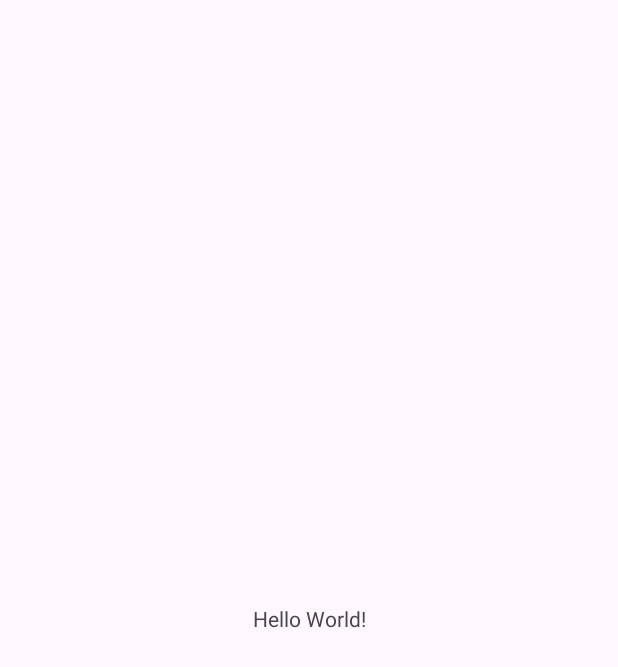
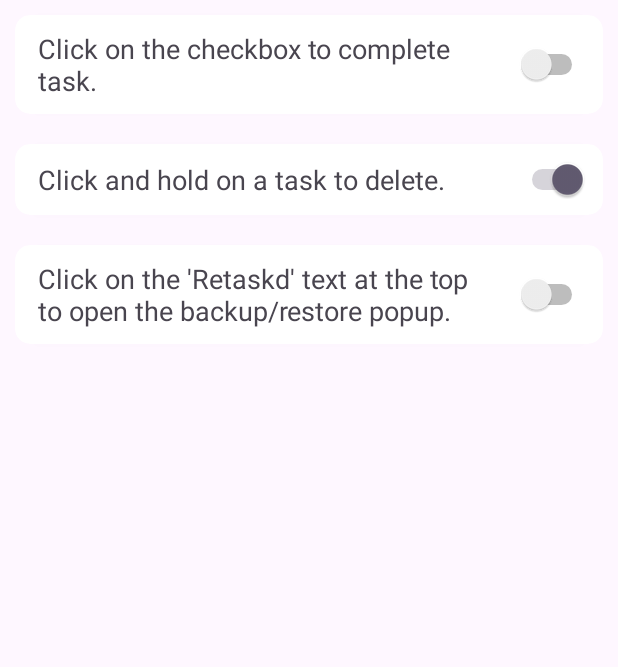
Before and after one commit to JulienToumieh/notifly, an Android app: the MainActivity screen opened directly, with no data from a screen before it, on a phone screen of 412 x 824 dp. Before the commit the part shown is almost empty. Shown: the top 667 px of the screen. Run offline under Robolectric (Android 15) with nearby library versions, the phone set to English and light mode, and no system bars.

Commit message:
Added component and recyclerview for rules + improvements

```diff
--- a/app/src/main/java/com/thatonedev/notifly/MainActivity.kt
+++ b/app/src/main/java/com/thatonedev/notifly/MainActivity.kt
@@ -1,16 +1,24 @@
 package com.thatonedev.notifly
 
+import android.app.NotificationManager
 import android.content.Context
 import android.content.Intent
 import android.net.Uri
 import android.os.Build
 import android.os.Bundle
+import android.os.PowerManager
 import android.provider.Settings
+import android.widget.Button
 import androidx.activity.enableEdgeToEdge
 import androidx.appcompat.app.AppCompatActivity
 import androidx.core.view.ViewCompat
 import androidx.core.view.WindowInsetsCompat
+import androidx.recyclerview.widget.LinearLayoutManager
+import androidx.recyclerview.widget.RecyclerView
 import com.thatonedev.notifly.activities.PermissionActivity
+import com.thatonedev.notifly.components.RuleComponent
+import org.json.JSONArray
+import org.json.JSONObject
 
 class MainActivity : AppCompatActivity() {
     override fun onCreate(savedInstanceState: Bundle?) {
@@ -23,8 +31,42 @@ class MainActivity : AppCompatActivity() {
             insets
         }
 
-        startActivity(Intent(Intent(this, PermissionActivity::class.java)))
+        val powerManager = getSystemService(Context.POWER_SERVICE) as PowerManager
+        val isIgnoringBatteryOptimizations = powerManager.isIgnoringBatteryOptimizations(packageName)
+        val notificationManager = getSystemService(Context.NOTIFICATION_SERVICE) as NotificationManager
+        val isNotificationListenerEnabled = notificationManager.isNotificationPolicyAccessGranted
 
+        if (!isIgnoringBatteryOptimizations or !isNotificationListenerEnabled) {
+            startActivity(Intent(Intent(this, PermissionActivity::class.java)))
+        }
+
+
+        val task1 = JSONObject().apply {
+            put("name", "Click on the checkbox to complete task.")
+            put("active", false)
+        }
+
+        val task2 = JSONObject().apply {
+            put("name", "Click and hold on a task to delete.")
+            put("active", true)
+        }
+        val task3 = JSONObject().apply {
+            put("name", "Click on the 'Retaskd' text at the top to open the backup/restore popup.")
+            put("active", false)
+        }
+
+
+        val ruleArray = JSONArray().apply {
+            put(task1)
+            put(task2)
+            put(task3)
+        }
+
+        val recyclerView = findViewById<RecyclerView>(R.id.rule_recycler_view)
+        recyclerView.layoutManager = LinearLayoutManager(this)
+        val adapter = RuleComponent(this, ruleArray)
+        recyclerView.adapter = adapter
     }
 
+
 }
--- /dev/null
+++ b/app/src/main/java/com/thatonedev/notifly/components/RuleComponent.kt
@@ -0,0 +1,41 @@
+package com.thatonedev.notifly.components
+
+import android.app.Activity
+import android.view.LayoutInflater
+import android.view.View
+import android.view.ViewGroup
+import android.widget.Switch
+import android.widget.TextView
+import androidx.cardview.widget.CardView
+import androidx.recyclerview.widget.RecyclerView
+import com.thatonedev.notifly.R
+import org.json.JSONArray
+
+class RuleComponent(private val activity: Activity, private val dataSet: JSONArray) : RecyclerView.Adapter<RuleComponent.ViewHolder>() {
+
+    class ViewHolder(view: View) : RecyclerView.ViewHolder(view) {
+        val ruleName: TextView = view.findViewById(R.id.rule_name)
+        val ruleSwitch: Switch = view.findViewById(R.id.rule_switch)
+        val ruleCard: CardView = view.findViewById(R.id.rule_card)
+    }
+
+    override fun onCreateViewHolder(viewGroup: ViewGroup, viewType: Int): ViewHolder {
+        val view = LayoutInflater.from(viewGroup.context).inflate(R.layout.component_rule, viewGroup, false)
+        return ViewHolder(view)
+    }
+
+    override fun onBindViewHolder(viewHolder: ViewHolder, position: Int) {
+        viewHolder.ruleName.text = dataSet.getJSONObject(position).getString("name").toString()
+        viewHolder.ruleSwitch.isChecked = dataSet.getJSONObject(position).getBoolean("active")
+
+        viewHolder.ruleCard.setOnClickListener {
+
+        }
+    }
+
+    override fun getItemCount() = dataSet.length()
+
+    interface OnDataPass {
+        fun toggleTask(position: Int)
+    }
+}
--- a/app/src/main/res/layout/activity_main.xml
+++ b/app/src/main/res/layout/activity_main.xml
@@ -7,13 +7,10 @@
         android:layout_width="match_parent"
         android:layout_height="match_parent"
         tools:context=".MainActivity">
-    <TextView
-            android:layout_width="wrap_content"
-            android:layout_height="wrap_content"
-            android:text="Hello World!"
-            app:layout_constraintBottom_toBottomOf="parent"
-            app:layout_constraintStart_toStartOf="parent"
-            app:layout_constraintEnd_toEndOf="parent"
+    <androidx.recyclerview.widget.RecyclerView
+            android:id="@+id/rule_recycler_view"
+            android:layout_width="match_parent"
+            android:layout_height="match_parent"
+            app:layout_constraintStart_toStartOf="parent" app:layout_constraintEnd_toEndOf="parent"
             app:layout_constraintTop_toTopOf="parent"/>
-
 </androidx.constraintlayout.widget.ConstraintLayout>
--- a/app/src/main/res/layout/activity_permission.xml
+++ b/app/src/main/res/layout/activity_permission.xml
@@ -12,6 +12,7 @@
             android:layout_margin="20dp"
             android:layout_width="match_parent"
             android:layout_height="wrap_content"
+            android:backgroundTint="?attr/colorOnSecondary"
             android:id="@+id/cardView" app:layout_constraintTop_toBottomOf="@+id/textView4"
             app:layout_constraintStart_toStartOf="parent" app:layout_constraintEnd_toEndOf="parent">
 
@@ -46,6 +47,7 @@
             android:layout_margin="20dp"
             android:layout_width="match_parent"
             android:layout_height="wrap_content"
+            android:backgroundTint="?attr/colorOnSecondary"
             app:layout_constraintTop_toBottomOf="@+id/cardView" app:layout_constraintStart_toStartOf="parent"
             app:layout_constraintEnd_toEndOf="parent">
 
--- /dev/null
+++ b/app/src/main/res/layout/component_rule.xml
@@ -0,0 +1,35 @@
+<?xml version="1.0" encoding="utf-8"?>
+<androidx.cardview.widget.CardView
+        xmlns:android="http://schemas.android.com/apk/res/android"
+        xmlns:app="http://schemas.android.com/apk/res-auto"
+        android:layout_width="match_parent"
+        android:layout_height="wrap_content"
+        android:backgroundTint="?attr/colorOnSecondary"
+        app:cardCornerRadius="10dp"
+
+        android:layout_margin="10dp"
+        android:id="@+id/rule_card">
+
+
+    <androidx.constraintlayout.widget.ConstraintLayout
+            android:layout_width="match_parent"
+            android:layout_height="match_parent"
+            android:padding="10dp">
+        <Switch
+                android:text=""
+                android:layout_width="wrap_content"
+                android:layout_height="wrap_content" android:id="@+id/rule_switch"
+                app:layout_constraintEnd_toEndOf="parent"
+                app:layout_constraintTop_toTopOf="parent" app:layout_constraintBottom_toBottomOf="parent"/>
+        <TextView
+                android:text="TextView"
+                android:textSize="18dp"
+                android:layout_marginLeft="5dp"
+                android:layout_marginRight="60dp"
+                android:layout_width="match_parent"
+                android:layout_height="wrap_content" android:id="@+id/rule_name"
+                app:layout_constraintTop_toTopOf="parent" app:layout_constraintStart_toStartOf="parent"
+                app:layout_constraintBottom_toBottomOf="parent"/>
+    </androidx.constraintlayout.widget.ConstraintLayout>
+
+</androidx.cardview.widget.CardView>
```
